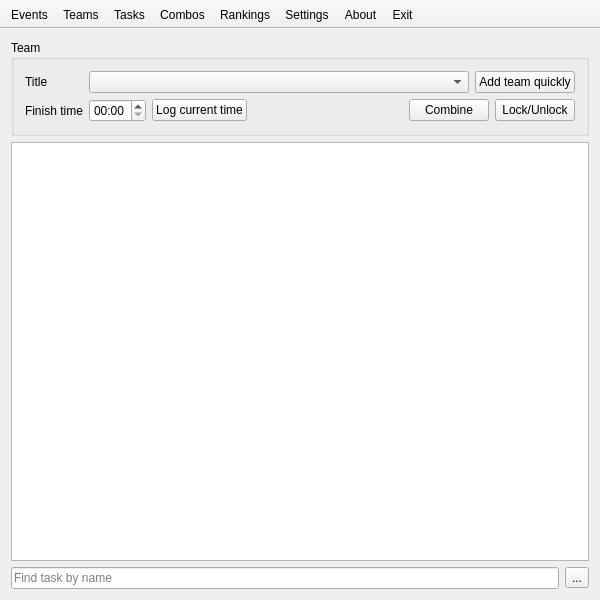
Before: the Qt Designer form gui_main.ui in FrankMamuda/ketoevent, drawn with Qt 5.
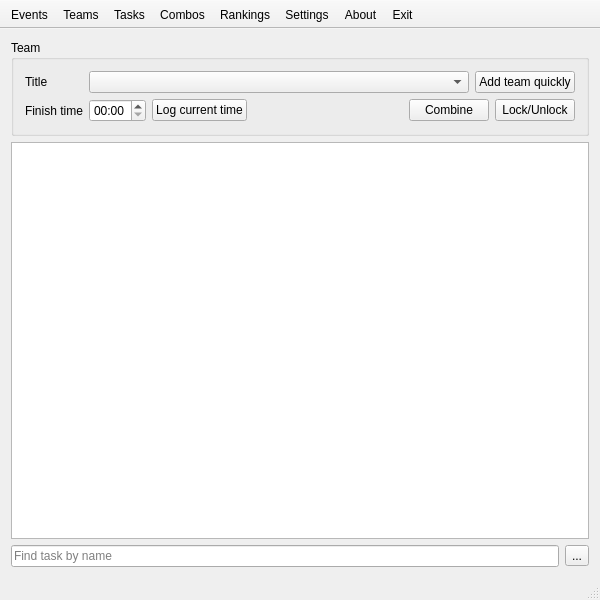
After: the same form once the commit is applied. Icons and pictures are not drawn.

Patch:
```diff
--- a/gui_main.ui
+++ b/gui_main.ui
@@ -237,6 +237,7 @@
    <addaction name="actionAbout"/>
    <addaction name="actionExit"/>
   </widget>
+  <widget class="QStatusBar" name="statusBar"/>
   <action name="actionTeams">
    <property name="icon">
     <iconset resource="resources.qrc">
```
